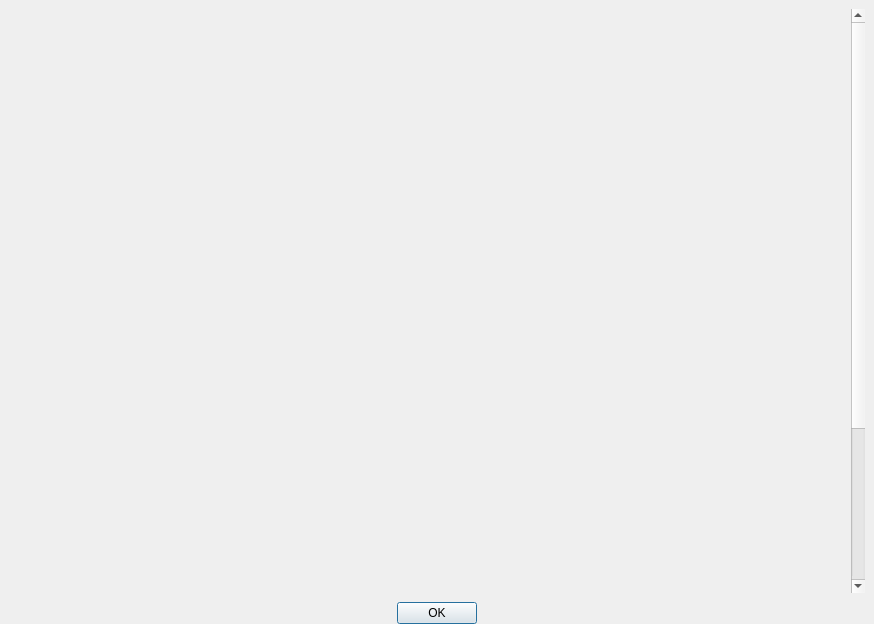
Above: src/ui/FundHoldDataDialog.ui from zhouxchuan/finwise before the change. Below: the same form after it.
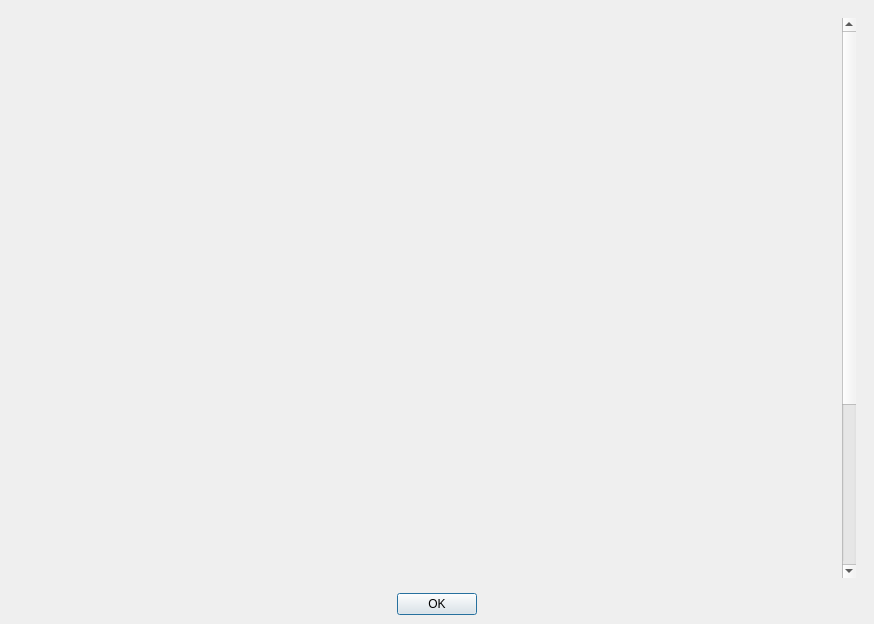
That is the form after the change.

Diff of the .ui file:
```diff
--- a/src/ui/FundHoldDataDialog.ui
+++ b/src/ui/FundHoldDataDialog.ui
@@ -15,19 +15,19 @@
   </property>
   <layout class="QVBoxLayout" name="verticalLayout_2">
    <property name="spacing">
-    <number>0</number>
+    <number>6</number>
    </property>
    <property name="leftMargin">
-    <number>0</number>
+    <number>9</number>
    </property>
    <property name="topMargin">
-    <number>0</number>
+    <number>9</number>
    </property>
    <property name="rightMargin">
-    <number>0</number>
+    <number>9</number>
    </property>
    <property name="bottomMargin">
-    <number>0</number>
+    <number>9</number>
    </property>
    <item>
     <widget class="QWidget" name="widget" native="true">
@@ -48,7 +48,7 @@
           <rect>
            <x>0</x>
            <y>0</y>
-           <width>844</width>
+           <width>826</width>
            <height>800</height>
           </rect>
          </property>
```
